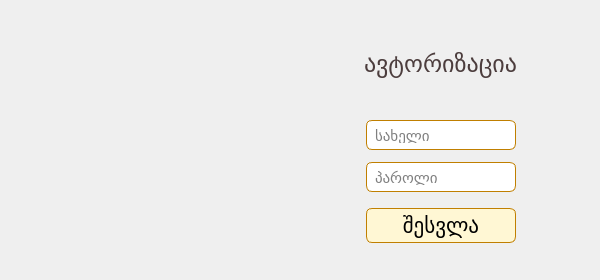
Old version of the form ui/login.ui in the repository bekashvelidze/renew-commercial.
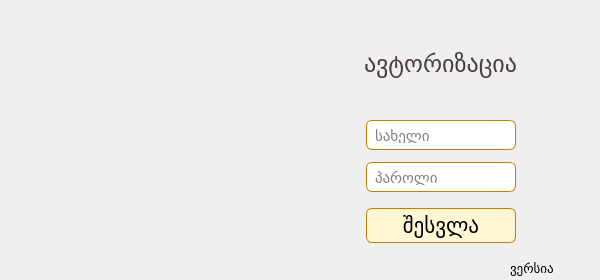
New version of the form. Icons and pictures are not drawn.

Diff of the .ui file:
```diff
--- a/ui/login.ui
+++ b/ui/login.ui
@@ -139,6 +139,25 @@
      <pixmap>renew_logo.jpg</pixmap>
     </property>
    </widget>
+   <widget class="QLabel" name="version">
+    <property name="geometry">
+     <rect>
+      <x>510</x>
+      <y>260</y>
+      <width>81</width>
+      <height>16</height>
+     </rect>
+    </property>
+    <property name="font">
+     <font>
+      <family>BPG Nino Mtavruli</family>
+      <pointsize>10</pointsize>
+     </font>
+    </property>
+    <property name="text">
+     <string>ვერსია</string>
+    </property>
+   </widget>
   </widget>
  </widget>
  <resources/>
```
